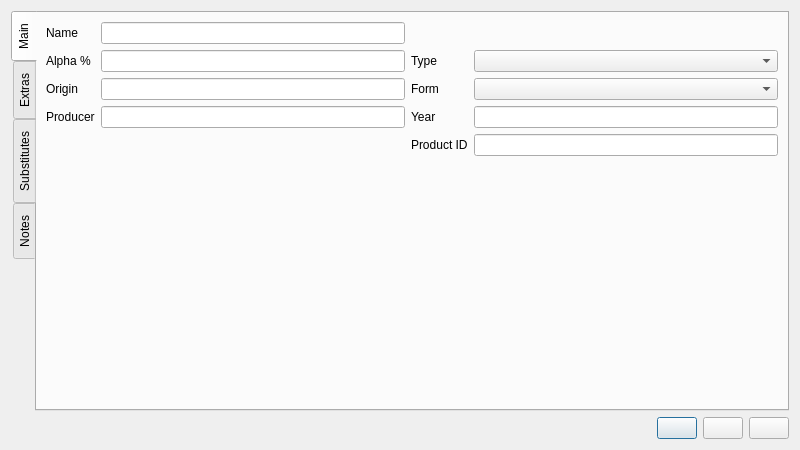
Qt form ui/hopEditor.ui (Brewken/brewken) before a commit.
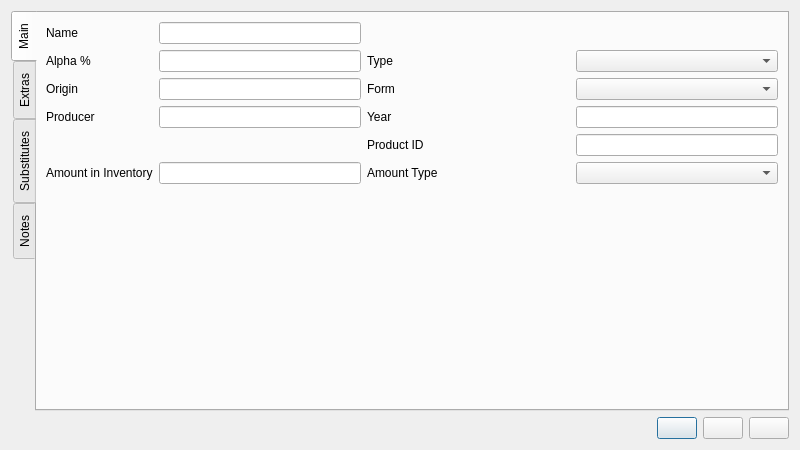
The same form after that commit. Icons and pictures are not drawn. Custom widgets are drawn as their Qt base class.

Commit message: Simple UI for inventory

Diff of the .ui file:
```diff
--- a/ui/hopEditor.ui
+++ b/ui/hopEditor.ui
@@ -214,6 +214,66 @@
          </property>
         </widget>
        </item>
+
+       <item row="5" column="0">
+        <widget class="SmartLabel" name="label_inventory">
+         <property name="contextMenuPolicy">
+          <enum>Qt::CustomContextMenu</enum>
+         </property>
+         <property name="text">
+          <string>Amount in Inventory</string>
+         </property>
+         <property name="buddy">
+          <cstring>lineEdit_inventory</cstring>
+         </property>
+        </widget>
+       </item>
+       <item row="5" column="1">
+        <widget class="SmartLineEdit" name="lineEdit_inventory">
+         <property name="sizePolicy">
+          <sizepolicy hsizetype="Expanding" vsizetype="Fixed">
+           <horstretch>0</horstretch>
+           <verstretch>0</verstretch>
+          </sizepolicy>
+         </property>
+         <property name="toolTip">
+          <string>Total amount in inventory</string>
+         </property>
+        </widget>
+       </item>
+       <item row="5" column="2">
+        <widget class="QLabel" name="label_amountType">
+         <property name="sizePolicy">
+          <sizepolicy hsizetype="Expanding" vsizetype="Preferred">
+           <horstretch>0</horstretch>
+           <verstretch>0</verstretch>
+          </sizepolicy>
+         </property>
+         <property name="toolTip">
+          <string>Whether the amount is weight or volume</string>
+         </property>
+         <property name="text">
+          <string>Amount Type</string>
+         </property>
+         <property name="buddy">
+          <cstring>comboBox_amountType</cstring>
+         </property>
+        </widget>
+       </item>
+       <item row="5" column="3">
+        <widget class="BtComboBox" name="comboBox_amountType">
+         <property name="sizePolicy">
+          <sizepolicy hsizetype="Minimum" vsizetype="Fixed">
+           <horstretch>0</horstretch>
+           <verstretch>0</verstretch>
+          </sizepolicy>
+         </property>
+         <property name="toolTip">
+          <string>Whether the amount is weight or volume</string>
+         </property>
+        </widget>
+       </item>
+
        <item row="7" column="0">
         <spacer name="verticalSpacer">
          <property name="orientation">
```
The commit also changes 61 other files.
